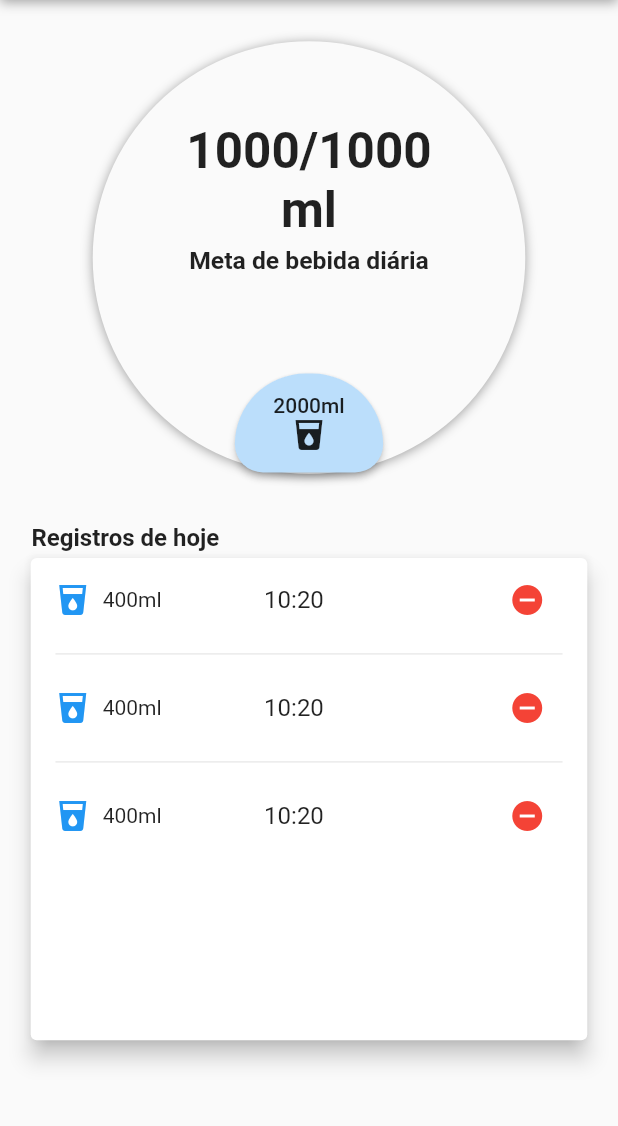
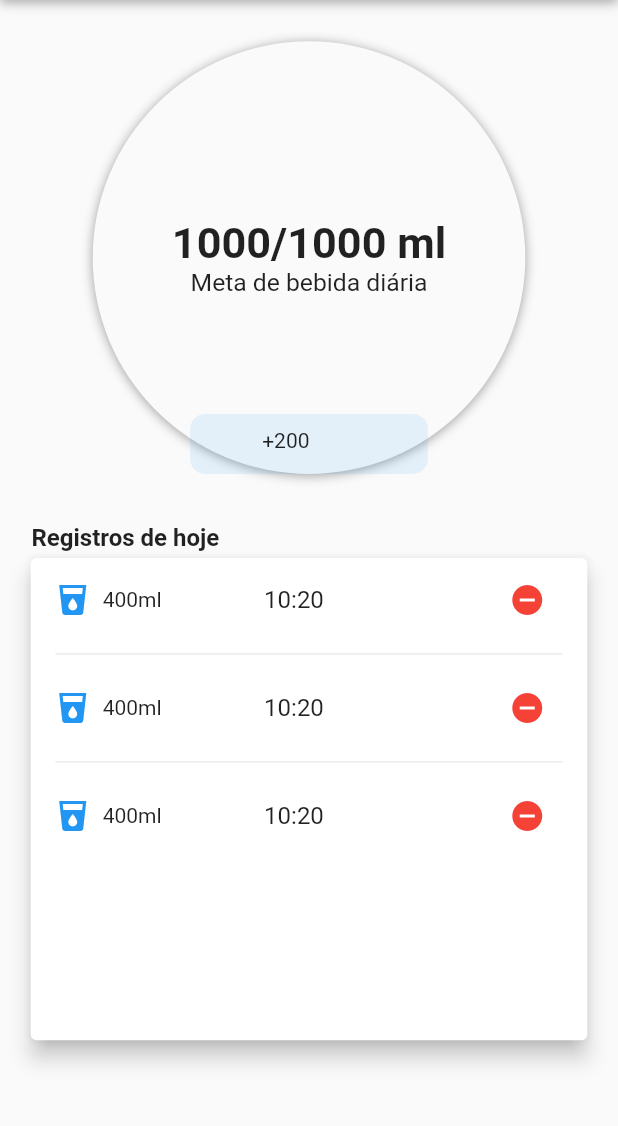
Before and after one commit to MateusHBR/myWaterReminder, a Flutter app: the screen it shows after launch, on a phone screen of 412 x 824 dp, the part 84-1210 px from its top. Run offline on Flutter 3.47's test engine with Material 2 defaults, Android fonts, the phone set to English and light mode, and no system bars.

Commit message:
separando widget da arvore principal.

```diff
--- a/lib/view/home_water_screen.dart
+++ b/lib/view/home_water_screen.dart
@@ -1,4 +1,5 @@
 import 'package:dink_water/widgets/item_listTile.dart';
+import 'package:dink_water/widgets/water_sphere.dart';
 import 'package:flutter/material.dart';
 
 class HomeWaterScreen extends StatelessWidget {
@@ -11,83 +12,39 @@ class HomeWaterScreen extends StatelessWidget {
         child: Column(
           mainAxisAlignment: MainAxisAlignment.center,
           children: <Widget>[
-            Container(
-              height: size.height * 0.35,
-              width: size.height * 0.35,
-              padding: EdgeInsets.only(
-                left: size.height * 0.05,
-                right: size.height * 0.05,
-                top: size.height * 0.05,
-              ),
-              decoration: BoxDecoration(
-                color: Theme.of(context).scaffoldBackgroundColor,
-                borderRadius: BorderRadius.circular(500),
-                boxShadow: [
-                  BoxShadow(
-                    color: Colors.grey,
-                    offset: Offset(0.0, 1.0), //(x,y)
-                    blurRadius: 6.0,
-                  ),
-                ],
-              ),
-              child: Column(
-                mainAxisAlignment: MainAxisAlignment.end,
-                children: <Widget>[
-                  Text(
-                    '1000/1000',
-                    textAlign: TextAlign.center,
-                    style: TextStyle(
-                      fontWeight: FontWeight.bold,
-                      fontSize: size.height * 0.04,
+            Stack(
+              children: <Widget>[
+                WaterSphere(),
+                Positioned(
+                  bottom: 0,
+                  right: 65,
+                  left: 65,
+                  child: InkWell(
+                    onTap: () {},
+                    child: Stack(
+                      children: <Widget>[
+                        Opacity(
+                          opacity: 0.1,
+                          child: Container(
+                            height: 40,
+                            decoration: BoxDecoration(
+                              color: Colors.blue,
+                              borderRadius: BorderRadius.circular(10),
+                            ),
+                          ),
+                        ),
+                        Positioned(
+                          left: 48,
+                          right: 48,
+                          top: 10,
+                          bottom: 10,
+                          child: Text('+200'),
+                        ),
+                      ],
                     ),
                   ),
-                  Text(
-                    'ml',
-                    textAlign: TextAlign.center,
-                    style: TextStyle(
-                      fontWeight: FontWeight.bold,
-                      fontSize: size.height * 0.04,
-                    ),
-                  ),
-                  SizedBox(
-                    height: 5,
-                  ),
-                  Text(
-                    'Meta de bebida diária',
-                    style: TextStyle(
-                      fontWeight: FontWeight.bold,
-                      fontSize: size.height * 0.02,
-                    ),
-                  ),
-                  SizedBox(
-                    height: size.height * 0.08,
-                  ),
-                  Container(
-                    margin: EdgeInsets.only(bottom: 1),
-                    height: size.height * 0.08,
-                    width: size.height * 0.12,
-                    child: RaisedButton(
-                      shape: RoundedRectangleBorder(
-                        borderRadius: BorderRadius.only(
-                          topLeft: Radius.circular(50),
-                          topRight: Radius.circular(50),
-                          bottomLeft: Radius.circular(20),
-                          bottomRight: Radius.circular(20),
-                        ),
-                      ),
-                      color: Colors.blue[100],
-                      child: Column(
-                        mainAxisAlignment: MainAxisAlignment.center,
-                        children: <Widget>[
-                          Text('2000ml'),
-                          Icon(Icons.local_drink),
-                        ],
-                      ),
-                      onPressed: () {},
-                    ),
-                  ),
-                ],
-              ),
+                ),
+              ],
             ),
             Row(
               children: <Widget>[
--- /dev/null
+++ b/lib/widgets/water_sphere.dart
@@ -0,0 +1,47 @@
+import 'package:flutter/material.dart';
+
+class WaterSphere extends StatelessWidget {
+  @override
+  Widget build(BuildContext context) {
+    var size = MediaQuery.of(context).size;
+    return Container(
+      height: size.height * 0.35,
+      width: size.height * 0.35,
+      decoration: BoxDecoration(
+        color: Theme.of(context).scaffoldBackgroundColor,
+        borderRadius: BorderRadius.circular(500),
+        boxShadow: [
+          BoxShadow(
+            color: Colors.grey,
+            offset: Offset(0.0, 1.0), //(x,y)
+            blurRadius: 6.0,
+          ),
+        ],
+      ),
+      child: Column(
+        mainAxisAlignment: MainAxisAlignment.center,
+        children: <Widget>[
+          Column(
+            children: <Widget>[
+              Text(
+                '1000/1000 ml',
+                textAlign: TextAlign.center,
+                style: TextStyle(
+                  fontWeight: FontWeight.bold,
+                  fontSize: size.height * 0.035,
+                ),
+              ),
+              Text(
+                'Meta de bebida diária',
+                style: TextStyle(
+                  // fontWeight: FontWeight.bold,
+                  fontSize: size.height * 0.02,
+                ),
+              ),
+            ],
+          ),
+        ],
+      ),
+    );
+  }
+}
```
